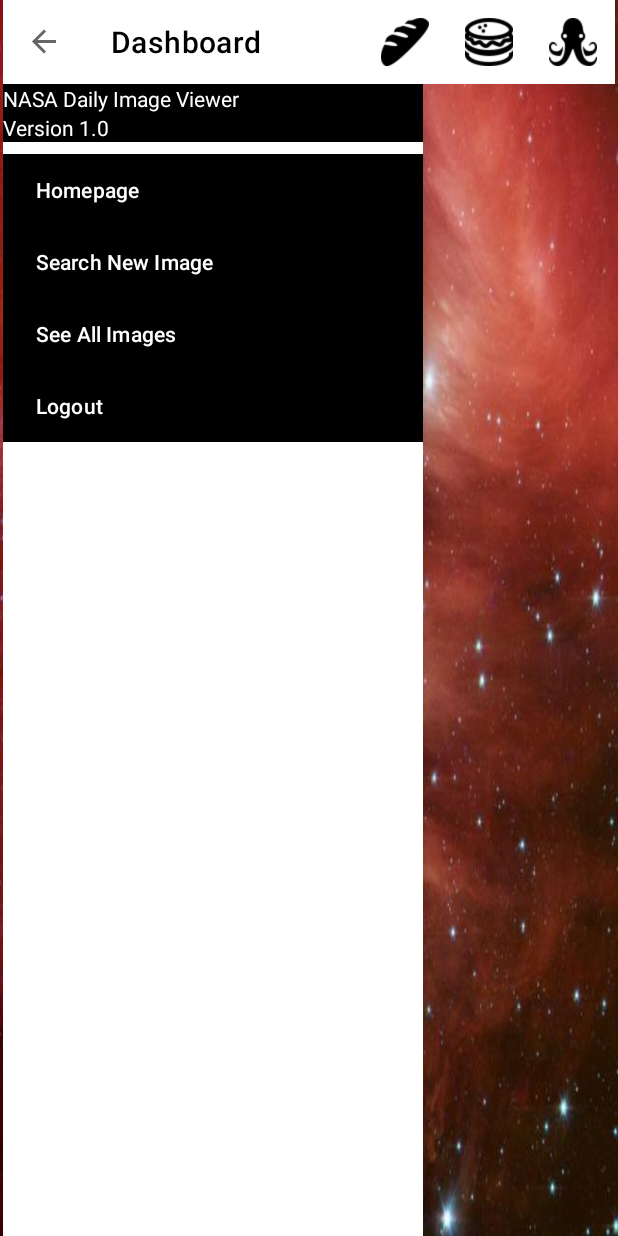
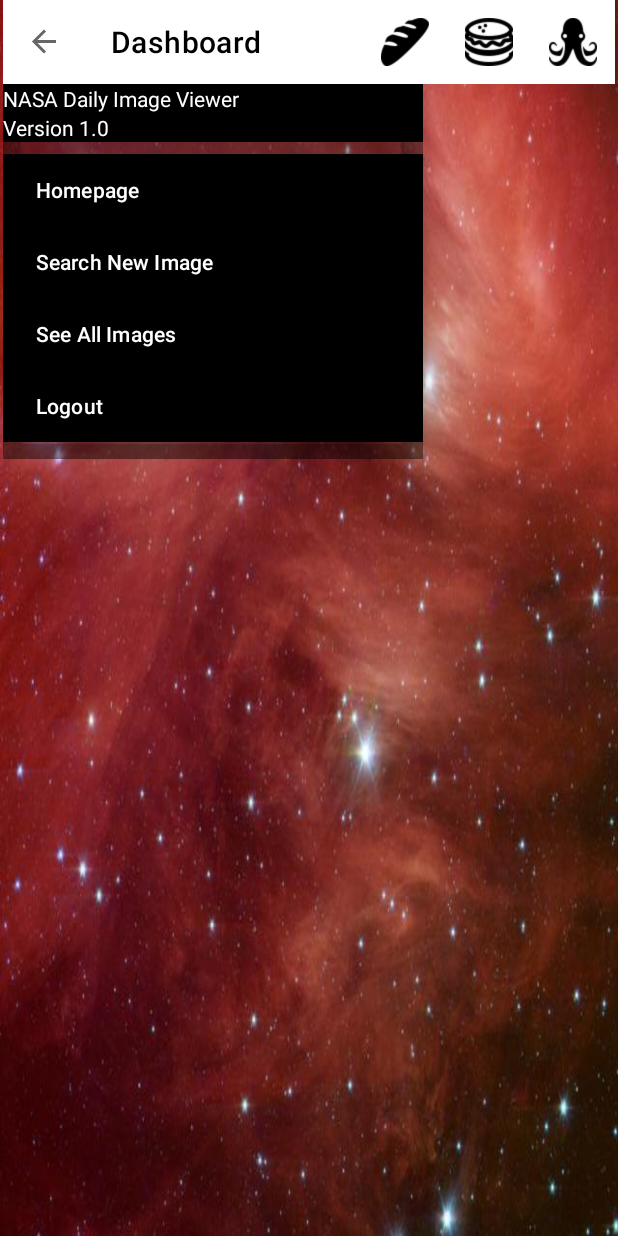
Before and after one commit to Rigamaroll/CST2355FinalProject, an Android app: the Dashboard screen opened directly, with no data from a screen before it, with the side drawer open, on a phone screen of 412 x 824 dp. Run offline under Robolectric (Android 15) with nearby library versions, the phone set to English and light mode, and no system bars.

Commit message:
MAJOR CHANGRS COMINGHA AHAHAHAHAH

```diff
--- a/app/src/main/java/com/owen/cst2355finalproject/Dashboard.java
+++ b/app/src/main/java/com/owen/cst2355finalproject/Dashboard.java
@@ -9,6 +9,8 @@ import android.content.DialogInterface;
 import android.content.Intent;
 import android.os.Bundle;
 import android.widget.Button;
+import android.widget.Toast;
+
 
 import com.google.android.material.navigation.NavigationView;
 
@@ -21,10 +23,6 @@ public class Dashboard extends AppCompatActivity {
         super.onCreate(savedInstanceState);
         setContentView(R.layout.activity_dashboard);
 
-        /*NavigationView navView = findViewById(R.id.navView);
-        Toolbar tools = findViewById(R.id.mainToolBar);
-        DrawerLayout drawer = findViewById(R.id.navDrawer);*/
-        //toolbar = new MainToolBar(this, this, tools, drawer, navView);
         toolbar = new MainToolBar(this, this);
         toolbar.getToolbar().setTitle(R.string.dashBoardTitle);
 
@@ -41,7 +39,6 @@ public class Dashboard extends AppCompatActivity {
             goActivity("view");
 
         });
-
     }
 
     private void goActivity (String activity) {
--- a/app/src/main/java/com/owen/cst2355finalproject/MainToolBar.java
+++ b/app/src/main/java/com/owen/cst2355finalproject/MainToolBar.java
@@ -34,20 +34,18 @@ public class MainToolBar extends AppCompatActivity implements NavigationView.OnN
     DrawerLayout drawer;
     ActionBarDrawerToggle toggleDrawer;
     NavigationView navView;
-
-    //public MainToolBar(@NonNull Context context, AppCompatActivity active, Toolbar tools, DrawerLayout drawer, NavigationView navView) {
+    Activity active;
 
     public MainToolBar(@NonNull Context context, AppCompatActivity active) {
+
         this.context = context;
-        //this.toolbar = tools;
-        this.drawer = drawer;
+        this.active = active;
         navView = active.findViewById(R.id.navView);
         toolbar = active.findViewById(R.id.mainToolBar);
         drawer = active.findViewById(R.id.navDrawer);
-        this.toggleDrawer = new ActionBarDrawerToggle(active, drawer, toolbar, R.string.open, R.string.close);
+        toggleDrawer = new ActionBarDrawerToggle(active, drawer, toolbar, R.string.open, R.string.close);
         drawer.addDrawerListener(toggleDrawer);
         toggleDrawer.syncState();
-        //this.navView = navView;
         navView.setNavigationItemSelectedListener(this);
 
     }
@@ -82,7 +80,6 @@ public class MainToolBar extends AppCompatActivity implements NavigationView.OnN
     public boolean onOptionsItemSelected(MenuItem item) {
 
         String toastMessage = null;
-        Snackbar funnySnacks = null;
 
         switch (item.getItemId()) {
 
@@ -96,7 +93,6 @@ public class MainToolBar extends AppCompatActivity implements NavigationView.OnN
                 //toastMessage = getString(R.string.toolBarOctopus);
                 break;
         }
-
 
         Toast.makeText(this.context, toastMessage, Toast.LENGTH_LONG).show();
 
@@ -127,7 +123,6 @@ public class MainToolBar extends AppCompatActivity implements NavigationView.OnN
                 Intent logout = new Intent(context, MainActivity.class);
                 logout.setFlags(Intent.FLAG_ACTIVITY_CLEAR_TOP);
                 context.startActivity(logout);
-
                 break;
         }
 
--- a/app/src/main/res/layout-sw720dp/activity_view_all_image.xml
+++ b/app/src/main/res/layout-sw720dp/activity_view_all_image.xml
@@ -8,9 +8,7 @@
     android:orientation="horizontal"
     android:paddingHorizontal="5dp"
     tools:context=".ViewAllImage">
-
     <include
-        android:id="@+id/navBar"
         layout="@layout/activity_main_toolbar"/>
 <LinearLayout
     android:layout_width="400dp"
@@ -29,7 +27,8 @@
             android:id="@+id/imageList"
             android:layout_width="match_parent"
             android:layout_height="match_parent" />
-
+    <include
+        layout="@layout/activity_main_toolbar"/>
 </LinearLayout>
 
     <FrameLayout
@@ -40,4 +39,5 @@
         android:paddingHorizontal="10dp">
 
     </FrameLayout>
+
 </LinearLayout>
--- a/app/src/main/res/layout/activity_dashboard.xml
+++ b/app/src/main/res/layout/activity_dashboard.xml
@@ -10,9 +10,9 @@
     tools:context=".Dashboard">
 
     <include
-        android:id="@+id/navBar"
-        layout="@layout/activity_main_toolbar"/>
-
+        layout="@layout/activity_main_toolbar"
+        android:layout_height="match_parent"
+        android:layout_width="match_parent" />
     <TextView
         android:layout_width="match_parent"
         android:layout_height="wrap_content"
@@ -20,6 +20,7 @@
         android:text="@string/title"
         android:textColor="@color/white"
         android:textSize="45dp" />
+
     <Button
         android:id="@+id/goToSearchImage"
         android:layout_width="wrap_content"
--- a/app/src/main/res/layout/activity_main_toolbar.xml
+++ b/app/src/main/res/layout/activity_main_toolbar.xml
@@ -19,19 +19,21 @@
     <androidx.drawerlayout.widget.DrawerLayout
         android:id="@+id/navDrawer"
         android:layout_width="match_parent"
-        android:layout_height="match_parent"
+        android:layout_height="250dp"
         tools:openDrawer="start">
 
         <com.google.android.material.navigation.NavigationView
+            android:id="@+id/navView"
             android:layout_width="wrap_content"
-            android:layout_height="match_parent"
+            android:layout_height="250dp"
             android:layout_gravity="start"
+            android:background="@color/material_on_background_disabled"
             android:fitsSystemWindows="true"
+            app:headerLayout="@layout/drawer_header_layout"
             app:itemBackground="@color/black"
-            app:headerLayout="@layout/drawer_header_layout"
             app:itemTextColor="@color/white"
-            app:menu="@menu/nav_drawer_menu"
-            android:id="@+id/navView"/>
+            app:menu="@menu/nav_drawer_menu" />
+
     </androidx.drawerlayout.widget.DrawerLayout>
 
 </LinearLayout>
--- a/app/src/main/res/menu/nav_drawer_menu.xml
+++ b/app/src/main/res/menu/nav_drawer_menu.xml
@@ -1,6 +1,9 @@
 <?xml version="1.0" encoding="utf-8"?>
-<menu xmlns:android="http://schemas.android.com/apk/res/android"
-    xmlns:app="http://schemas.android.com/apk/res-auto">
+<menu
+    xmlns:android="http://schemas.android.com/apk/res/android"
+    xmlns:app="http://schemas.android.com/apk/res-auto"
+    android:id="@+id/drawerMenu"
+    >
 
     <item
         android:id="@+id/goHome"
```
Also changed, not shown: app/src/main/java/com/owen/cst2355finalproject/SearchImage.java (+2 -5 lines), app/src/main/java/com/owen/cst2355finalproject/ViewAllImage.java (+2 -13 lines), app/src/main/res/layout/activity_search_image.xml (+2 -6 lines), app/src/main/res/layout/activity_view_all_image.xml (+7 -4 lines).
